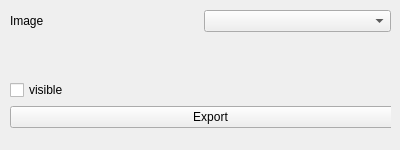
Above: Plugins/Mipf_Plugin_Utils/ThresholdImageView.ui from linson7017/MIPF before the change. Below: the same form after it.
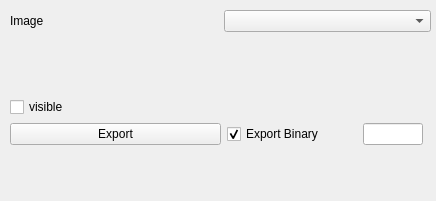
That is the form after the change. Custom widgets are drawn as their Qt base class.

The edit to the form file:
```diff
--- a/Plugins/Mipf_Plugin_Utils/ThresholdImageView.ui
+++ b/Plugins/Mipf_Plugin_Utils/ThresholdImageView.ui
@@ -6,8 +6,8 @@
    <rect>
     <x>0</x>
     <y>0</y>
-    <width>400</width>
-    <height>150</height>
+    <width>436</width>
+    <height>201</height>
    </rect>
   </property>
   <property name="windowTitle">
@@ -18,8 +18,8 @@
     <rect>
      <x>10</x>
      <y>10</y>
-     <width>381</width>
-     <height>121</height>
+     <width>421</width>
+     <height>182</height>
     </rect>
    </property>
    <layout class="QVBoxLayout" name="verticalLayout">
@@ -53,8 +53,8 @@
         <rect>
          <x>0</x>
          <y>-1</y>
-         <width>401</width>
-         <height>91</height>
+         <width>413</width>
+         <height>108</height>
         </rect>
        </property>
        <layout class="QVBoxLayout" name="verticalLayout_2">
@@ -69,11 +69,41 @@
          </widget>
         </item>
         <item>
-         <widget class="QPushButton" name="ExportBtn">
-          <property name="text">
-           <string>Export</string>
-          </property>
-         </widget>
+         <layout class="QHBoxLayout" name="horizontalLayout_2">
+          <item>
+           <widget class="QPushButton" name="ExportBtn">
+            <property name="text">
+             <string>Export</string>
+            </property>
+           </widget>
+          </item>
+          <item>
+           <widget class="QCheckBox" name="ExportBinaryCB">
+            <property name="maximumSize">
+             <size>
+              <width>130</width>
+              <height>16777215</height>
+             </size>
+            </property>
+            <property name="text">
+             <string>Export Binary</string>
+            </property>
+            <property name="checked">
+             <bool>true</bool>
+            </property>
+           </widget>
+          </item>
+          <item>
+           <widget class="QLineEdit" name="ReplaceValueLE">
+            <property name="maximumSize">
+             <size>
+              <width>60</width>
+              <height>16777215</height>
+             </size>
+            </property>
+           </widget>
+          </item>
+         </layout>
         </item>
        </layout>
       </widget>
```
Left out of the diff: 7 changed lines with no effect on the pictures.
